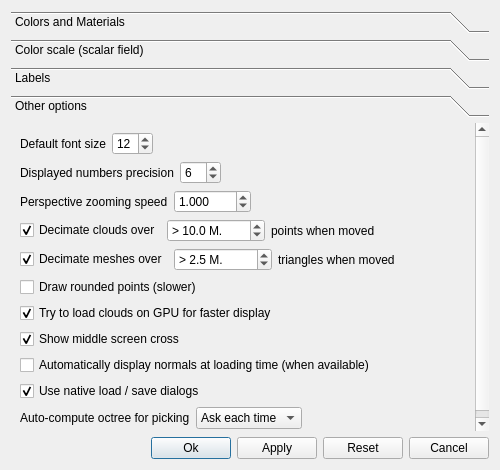
CloudCompare/CloudCompare, file common/ui_templates/displayOptionsDlg.ui: the form before one commit.
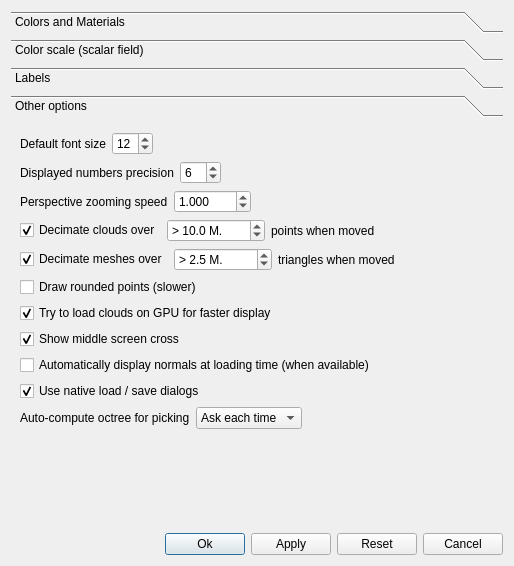
The form after the commit. Icons and pictures are not drawn.

Diff of the .ui file:
```diff
--- a/common/ui_templates/displayOptionsDlg.ui
+++ b/common/ui_templates/displayOptionsDlg.ui
@@ -6,8 +6,8 @@
    <rect>
     <x>0</x>
     <y>0</y>
-    <width>500</width>
-    <height>470</height>
+    <width>514</width>
+    <height>566</height>
    </rect>
   </property>
   <property name="sizePolicy">
@@ -584,8 +584,8 @@
        <rect>
         <x>0</x>
         <y>0</y>
-        <width>482</width>
-        <height>313</height>
+        <width>490</width>
+        <height>364</height>
        </rect>
       </property>
       <attribute name="label">
```
Left out of the diff: 73 changed lines with no effect on the pictures.
